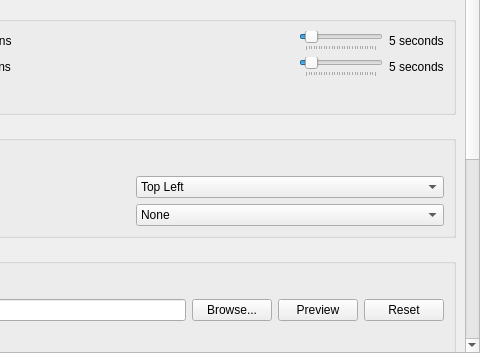
Qt form pcsx2-qt/Settings/AchievementSettingsWidget.ui (PCSX2/pcsx2) before a commit; both pictures show x 200 to 680 and y 127 to 480 of the 680 by 480 pixel window.
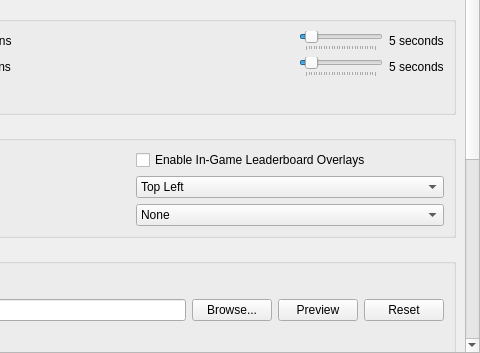
The same form after that commit.

Commit message: Achievements: Add in-game leaderboard overlays toggle

The edit to the form file:
```diff
--- a/pcsx2-qt/Settings/AchievementSettingsWidget.ui
+++ b/pcsx2-qt/Settings/AchievementSettingsWidget.ui
@@ -320,6 +320,13 @@
             </property>
            </widget>
           </item>
+          <item row="0" column="1">
+           <widget class="QCheckBox" name="leaderboardOverlays">
+            <property name="text">
+             <string>Enable In-Game Leaderboard Overlays</string>
+            </property>
+           </widget>
+          </item>
          </layout>
         </widget>
        </item>
```
The commit also changes 5 other files.
